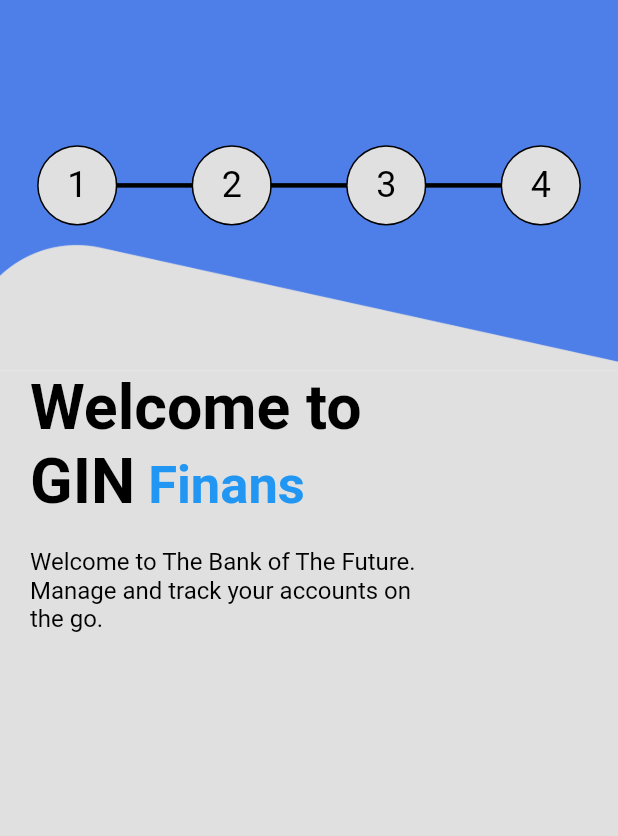
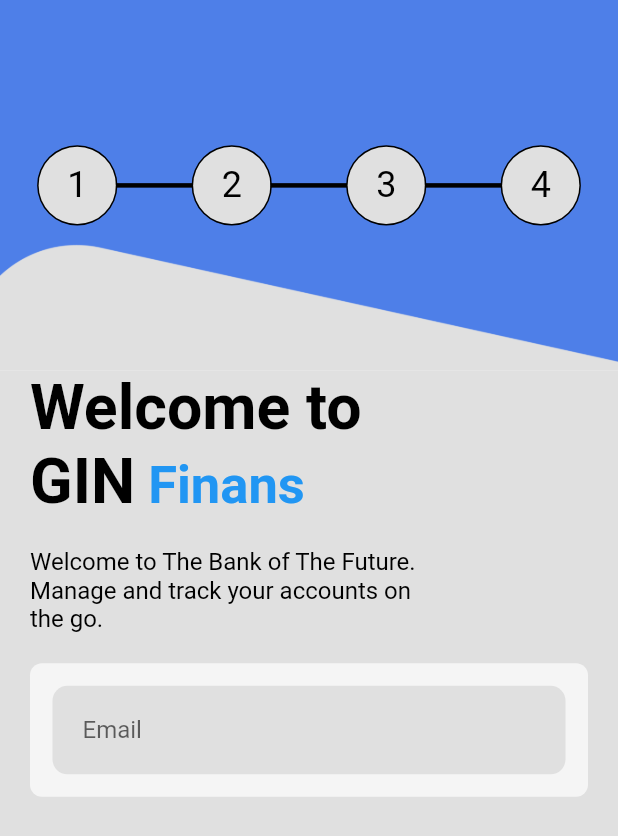
Before and after one commit to abdmhamzah/sign-up-with-dart, a Flutter app: the screen it shows after launch, on a phone screen of 412 x 824 dp. Shown: the top 836 px of the screen. Run offline on Flutter 3.47's test engine with Material 2 defaults, Android fonts, the light colour scheme and no system bars.

Commit message:
added form email in screen 1

```diff
--- a/lib/constants.dart
+++ b/lib/constants.dart
@@ -3,5 +3,5 @@ import 'package:flutter/material.dart';
 TextStyle stepper =
     TextStyle(color: Colors.black, fontSize: 24, fontWeight: FontWeight.normal);
 
-TextStyle body =
+TextStyle bodyBlack =
     TextStyle(color: Colors.black, fontSize: 16, fontWeight: FontWeight.normal);
--- a/lib/screens/screen 1/components/body.dart
+++ b/lib/screens/screen 1/components/body.dart
@@ -1,3 +1,4 @@
+import 'package:dkatalis/screens/screen%201/components/form_email.dart';
 import 'package:dkatalis/size_config.dart';
 import 'package:flutter/material.dart';
 import 'package:dkatalis/constants.dart';
@@ -23,11 +24,13 @@ class _BodyState extends State<Body> {
                   image: AssetImage('assets/images/header.png'),
                   fit: BoxFit.cover,
                 ),
-                    color: Colors.grey.shade300),
+                color: Colors.grey.shade300,
+              ),
             ),
             StepperContent()
           ],
-          )),
+        ),
+      ),
       Expanded(
         flex: 7,
         child: Container(
@@ -39,31 +42,38 @@ class _BodyState extends State<Body> {
             children: <Widget>[
               RichText(
                 textAlign: TextAlign.left,
-                  text: TextSpan(children: <TextSpan>[
+                text: TextSpan(
+                  children: <TextSpan>[
                     TextSpan(
                       text: "Welcome to \nGIN",
                       style: TextStyle(
                         fontSize: getProportionateScreenWidth(38),
                         color: Colors.black,
-                            fontWeight: FontWeight.bold)),
+                        fontWeight: FontWeight.bold,
+                      ),
+                    ),
                     TextSpan(
                       text: " Finans",
                       style: TextStyle(
                         fontSize: 35,
                         color: Colors.blue,
-                            fontWeight: FontWeight.bold)),
-                  ]),
+                        fontWeight: FontWeight.bold,
                       ),
-                SizedBox(
-                  height: 20,
                     ),
+                  ],
+                ),
+              ),
+              SizedBox(height: 20),
               Text(
                 "Welcome to The Bank of The Future. \nManage and track your accounts on \nthe go.",
-                  style: body,
-                )
+                style: bodyBlack,
+              ),
+              SizedBox(height: 20),
+              FormEmail()
             ],
           ),
-          ))
+        ),
+      )
     ]);
   }
 }
--- /dev/null
+++ b/lib/screens/screen 1/components/form_email.dart
@@ -0,0 +1,39 @@
+import 'package:flutter/material.dart';
+
+class FormEmail extends StatelessWidget {
+  @override
+  Widget build(BuildContext context) {
+    return Form(
+      child: Column(
+        crossAxisAlignment: CrossAxisAlignment.center,
+        children: [
+          Container(
+            padding: const EdgeInsets.only(
+              left: 15,
+              right: 15,
+              top: 15,
+              bottom: 15,
+            ),
+            decoration: BoxDecoration(
+              color: Colors.grey.shade100,
+              borderRadius: BorderRadius.circular(8),
+            ),
+            child: Container(
+              padding: const EdgeInsets.only(left: 20, right: 20),
+              decoration: BoxDecoration(
+                color: Colors.grey.shade300,
+                borderRadius: new BorderRadius.circular(10.0),
+              ),
+              child: TextFormField(
+                decoration: InputDecoration(
+                  labelText: "Email",
+                  border: InputBorder.none,
+                ),
+              ),
+            ),
+          )
+        ],
+      ),
+    );
+  }
+}
--- a/lib/screens/screen 1/components/stepper_screen_1.dart
+++ b/lib/screens/screen 1/components/stepper_screen_1.dart
@@ -20,17 +20,12 @@ class StepperContent extends StatelessWidget {
           ),
           Container(
             child: Center(
-                child: Text(
-              "1",
-              style: stepper,
-              textAlign: TextAlign.center,
-            )),
+              child: Text("1", style: stepper, textAlign: TextAlign.center),
+            ),
             decoration: BoxDecoration(
               color: Colors.grey.shade300,
               borderRadius: BorderRadius.circular(375 / 8),
-              boxShadow: [
-                BoxShadow(color: Colors.black, spreadRadius: 1),
-              ],
+              boxShadow: [BoxShadow(color: Colors.black, spreadRadius: 1)],
             ),
             width: getProportionateScreenWidth(375 / 8),
             height: getProportionateScreenWidth(375 / 8),
@@ -38,23 +33,16 @@ class StepperContent extends StatelessWidget {
           SizedBox(
             width: getProportionateScreenWidth(375 / 8),
             height: 3,
-            child: Container(
-              color: Colors.black,
-            ),
+            child: Container(color: Colors.black),
           ),
           Container(
             child: Center(
-                child: Text(
-              "2",
-              style: stepper,
-              textAlign: TextAlign.center,
-            )),
+              child: Text("2", style: stepper, textAlign: TextAlign.center),
+            ),
             decoration: BoxDecoration(
               color: Colors.grey.shade300,
               borderRadius: BorderRadius.circular(375 / 8),
-              boxShadow: [
-                BoxShadow(color: Colors.black, spreadRadius: 1),
-              ],
+              boxShadow: [BoxShadow(color: Colors.black, spreadRadius: 1)],
             ),
             width: getProportionateScreenWidth(375 / 8),
             height: getProportionateScreenWidth(375 / 8),
@@ -62,23 +50,16 @@ class StepperContent extends StatelessWidget {
           SizedBox(
             width: getProportionateScreenWidth(375 / 8),
             height: 3,
-            child: Container(
-              color: Colors.black,
-            ),
+            child: Container(color: Colors.black),
           ),
           Container(
             child: Center(
-                child: Text(
-              "3",
-              style: stepper,
-              textAlign: TextAlign.center,
-            )),
+              child: Text("3", style: stepper, textAlign: TextAlign.center),
+            ),
             decoration: BoxDecoration(
               color: Colors.grey.shade300,
               borderRadius: BorderRadius.circular(375 / 8),
-              boxShadow: [
-                BoxShadow(color: Colors.black, spreadRadius: 1),
-              ],
+              boxShadow: [BoxShadow(color: Colors.black, spreadRadius: 1)],
             ),
             width: getProportionateScreenWidth(375 / 8),
             height: getProportionateScreenWidth(375 / 8),
@@ -86,30 +67,21 @@ class StepperContent extends StatelessWidget {
           SizedBox(
             width: getProportionateScreenWidth(375 / 8),
             height: 3,
-            child: Container(
-              color: Colors.black,
-            ),
+            child: Container(color: Colors.black),
           ),
           Container(
             child: Center(
-                child: Text(
-              "4",
-              style: stepper,
-              textAlign: TextAlign.center,
-            )),
+              child: Text("4", style: stepper, textAlign: TextAlign.center),
+            ),
             decoration: BoxDecoration(
               color: Colors.grey.shade300,
               borderRadius: BorderRadius.circular(375 / 8),
-              boxShadow: [
-                BoxShadow(color: Colors.black, spreadRadius: 1),
-              ],
+              boxShadow: [BoxShadow(color: Colors.black, spreadRadius: 1)],
             ),
             width: getProportionateScreenWidth(375 / 8),
             height: getProportionateScreenWidth(375 / 8),
           ),
-          SizedBox(
-            width: getProportionateScreenWidth(375 / 16),
-          ),
+          SizedBox(width: getProportionateScreenWidth(375 / 16)),
         ],
       ),
     );
```
Lines whose indentation alone changed are shown as unchanged.
